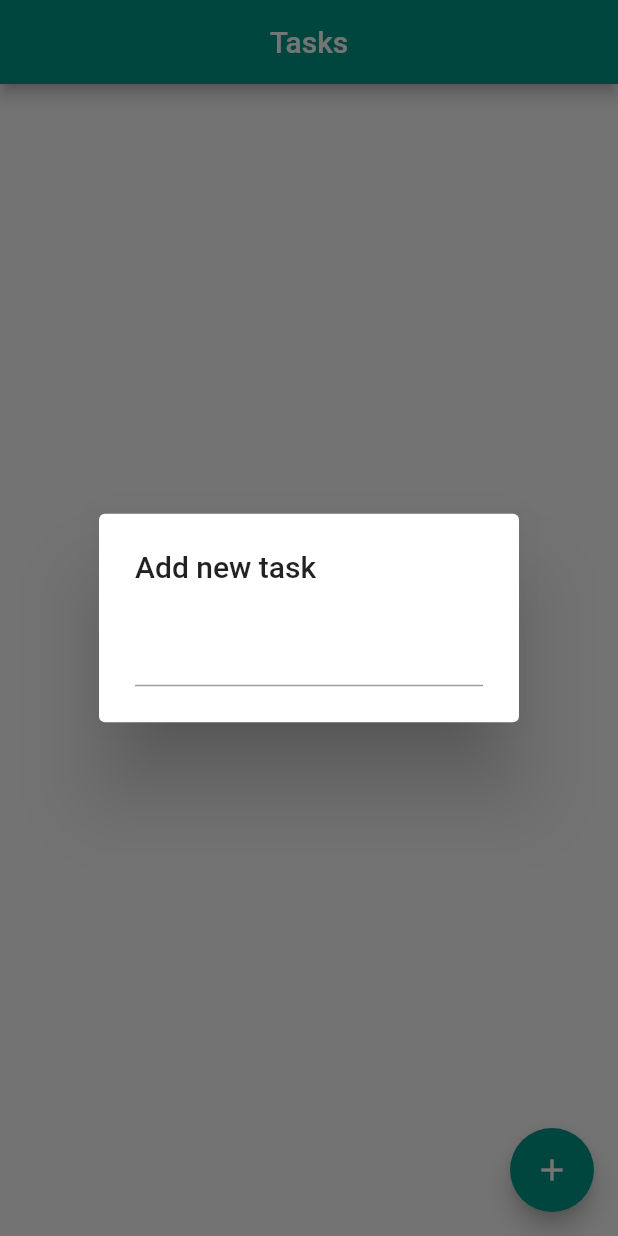
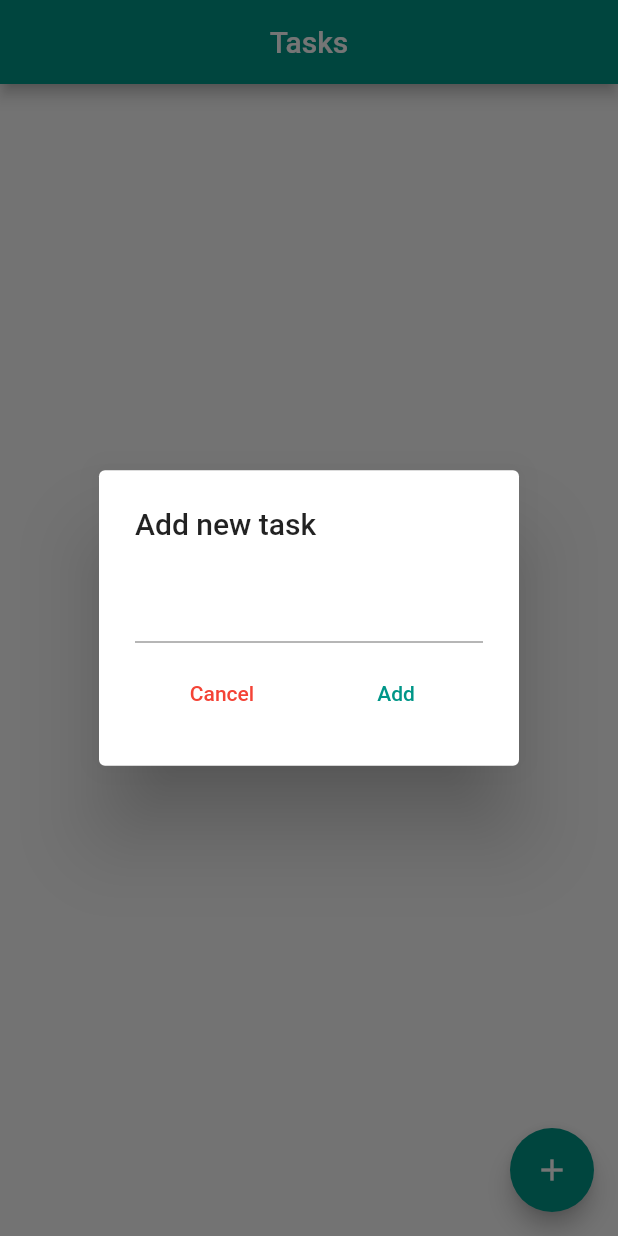
Before and after one commit to mdshadatrahman/normal_tasks, a Flutter app: the screen it shows after launch, after a tap on the "add" icon, on a phone screen of 412 x 824 dp. Run offline on Flutter 3.47's test engine with Material 2 defaults, Android fonts, the phone set to English and light mode, and no system bars; our stand-ins replace hive_flutter; accounts and stored records are empty.

Commit message:
added some features

```diff
--- a/lib/pages/home_screen.dart
+++ b/lib/pages/home_screen.dart
@@ -1,5 +1,6 @@
 import 'package:flutter/material.dart';
 import 'package:hive_flutter/hive_flutter.dart';
+import 'package:intl/intl.dart';
 import 'package:normal_tasks/models/task.dart';
 
 class HomePage extends StatefulWidget {
@@ -149,17 +150,62 @@ class _HomePageState extends State<HomePage> {
 
   void addTask() {
     showDialog(
+      barrierDismissible: false,
       context: context,
       builder: (BuildContext context) {
         return AlertDialog(
           title: const Text('Add new task'),
-          content: TextField(
+          content: Column(
+            mainAxisSize: MainAxisSize.min,
+            children: [
+              TextField(
                 onSubmitted: (val) {
+                  // if (_newTaskContent != null) {
+                  //   Task newTask = Task(
+                  //     content: _newTaskContent!,
+                  //     done: false,
+                  //     timestamp: DateFormat.yMMMMEEEEd()
+                  //         .format(DateTime.now())
+                  //         .toString(),
+                  //   );
+                  //   _box?.add(newTask.toMap());
+                  //   setState(() {
+                  //     _newTaskContent = null;
+                  //     Navigator.pop(context);
+                  //   });
+                  // }
+                },
+                onChanged: (val) {
+                  setState(() {
+                    _newTaskContent = val;
+                  });
+                },
+              ),
+              const SizedBox(height: 10),
+              Row(
+                mainAxisAlignment: MainAxisAlignment.spaceAround,
+                children: [
+                  TextButton(
+                    onPressed: () {
+                      setState(() {
+                        _newTaskContent = null;
+                        Navigator.pop(context);
+                      });
+                    },
+                    child: const Text(
+                      'Cancel',
+                      style: TextStyle(color: Colors.red),
+                    ),
+                  ),
+                  TextButton(
+                    onPressed: () {
                       if (_newTaskContent != null) {
                         Task newTask = Task(
                           content: _newTaskContent!,
                           done: false,
-                  timestamp: DateTime.now().toString(),
+                          timestamp: DateFormat.yMMMMEEEEd()
+                              .format(DateTime.now())
+                              .toString(),
                         );
                         _box?.add(newTask.toMap());
                         setState(() {
@@ -168,11 +214,11 @@ class _HomePageState extends State<HomePage> {
                         });
                       }
                     },
-            onChanged: (val) {
-              setState(() {
-                _newTaskContent = val;
-              });
-            },
+                    child: const Text('Add'),
+                  ),
+                ],
+              )
+            ],
           ),
         );
       },
--- a/pubspec.yaml
+++ b/pubspec.yaml
@@ -15,7 +15,7 @@ publish_to: 'none' # Remove this line if you wish to publish to pub.dev
 # In iOS, build-name is used as CFBundleShortVersionString while build-number used as CFBundleVersion.
 # Read more about iOS versioning at
 # https://developer.apple.com/library/archive/documentation/General/Reference/InfoPlistKeyReference/Articles/CoreFoundationKeys.html
-version: 1.0.0+1
+version: 0.0.1+1
 
 environment:
   sdk: ">=2.17.1 <3.0.0"
@@ -36,6 +36,7 @@ dependencies:
   cupertino_icons: ^1.0.2
   hive: ^2.2.2
   hive_flutter: ^1.1.0
+  intl: ^0.17.0
 
 dev_dependencies:
   flutter_test:
```
Also changed, not shown: pubspec.lock, 5 other files. Lines whose indentation alone changed are shown as unchanged.
